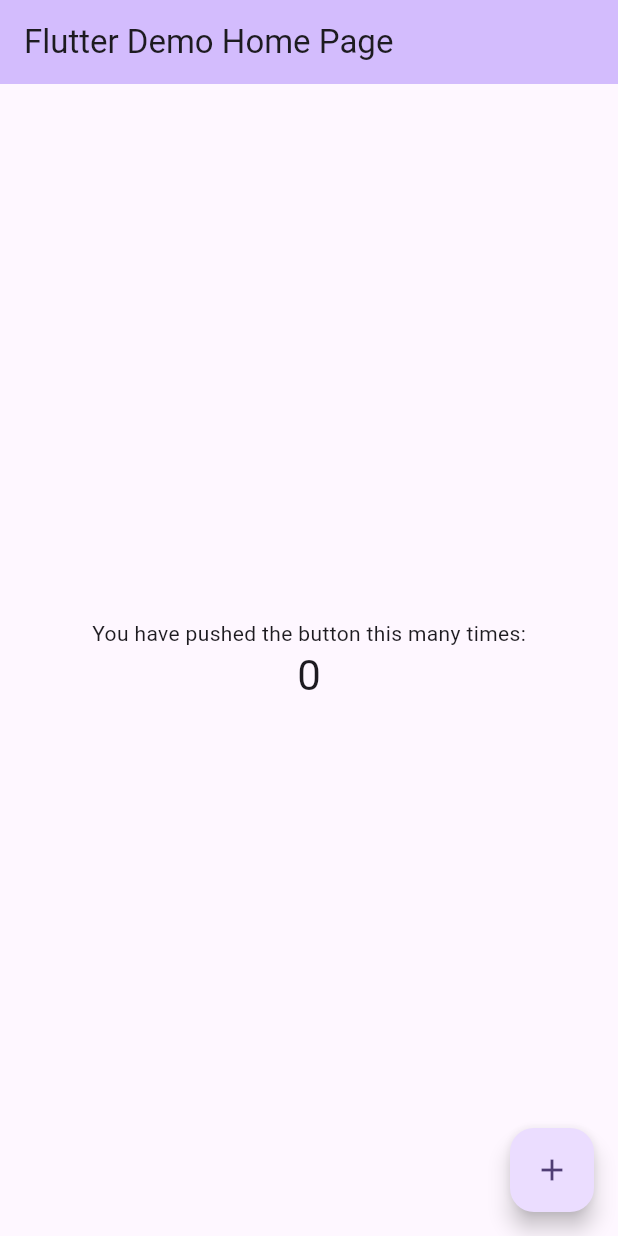
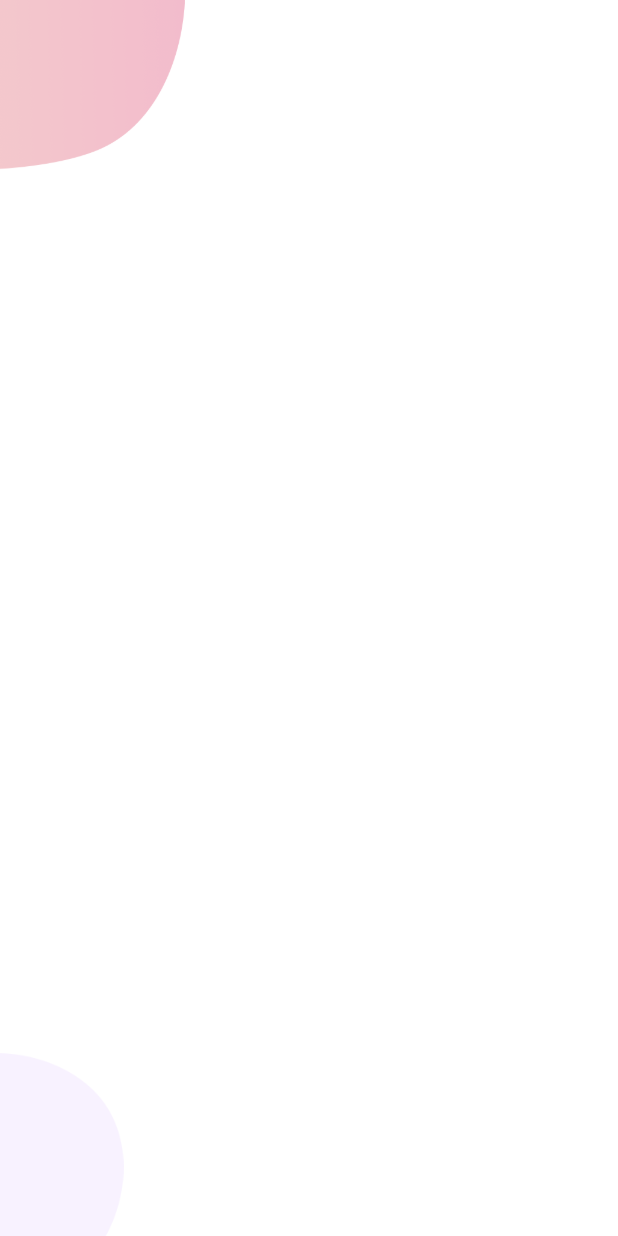
Before and after one commit to DEMONSLAYER81/projet_mobile, a Flutter app: the screen it shows after launch, on a phone screen of 412 x 824 dp. Run offline on Flutter 3.47's test engine with Material 3 defaults, Android fonts, the phone set to English and light mode, and no system bars.

Commit message:
refr
frfrf

```diff
--- /dev/null
+++ b/event_nice/lib/Screens/Welcome/components/body.dart
@@ -0,0 +1,49 @@
+import 'package:flutter/material.dart';
+
+class Body extends StatelessWidget {
+  const Body({super.key});
+
+  @override
+  Widget build(BuildContext context) {
+    Size size = MediaQuery.of(context).size;
+    //this size provide us total height and width of our screen
+    return Background(size: size);
+  }
+}
+
+class Background extends StatelessWidget {
+  const Background({
+    super.key,
+    required this.size,
+  });
+
+  final Size size;
+
+  @override
+  Widget build(BuildContext context) {
+    // ignore: sized_box_for_whitespace
+    return Container(
+      height: size.height,
+      width: double.infinity,
+      child: Stack(
+        alignment: Alignment.center,
+        children: <Widget>[
+          Positioned(
+            top: 0,
+            left: 0,
+            child: Image.asset(
+              'assets/images/signup_top.png',
+              width: size.width * 0.3,
+            ),
+          ),
+          Positioned(
+            bottom: 0,
+            left: 0,
+            child: Image.asset('assets/images/main_bottom.png',
+                width: size.width * 0.2),
+          )
+        ],
+      ),
+    );
+  }
+}
--- /dev/null
+++ b/event_nice/lib/Screens/Welcome/welcome_screen.dart
@@ -0,0 +1,16 @@
+import 'package:event_nice/Screens/Welcome/components/body.dart';
+import 'package:flutter/material.dart';
+
+class WelcomeScreen extends StatelessWidget {
+  const WelcomeScreen({super.key});
+
+  @override
+  Widget build(BuildContext context) {
+
+      return Scaffold(
+      body: Body(
+
+      ),
+    );
+  }
+}
--- /dev/null
+++ b/event_nice/lib/constants.dart
@@ -0,0 +1,4 @@
+import 'package:flutter/material.dart';
+
+const kPrimaryColor = Color(0xFF6F35A5);
+const kPrimaryLightColor = Color(0xFFF1E6FF);
--- a/event_nice/lib/main.dart
+++ b/event_nice/lib/main.dart
@@ -1,3 +1,5 @@
+import 'package:event_nice/Screens/Welcome/welcome_screen.dart';
+import 'package:event_nice/constants.dart';
 import 'package:flutter/material.dart';
 
 void main() {
@@ -11,116 +13,11 @@ class MyApp extends StatelessWidget {
   @override
   Widget build(BuildContext context) {
     return MaterialApp(
-      title: 'Flutter Demo',
       debugShowCheckedModeBanner: false,
+      title: 'Flutter auth',
       theme: ThemeData(
-        // This is the theme of your application.
-        //
-        // TRY THIS: Try running your application with "flutter run". You'll see
-        // the application has a purple toolbar. Then, without quitting the app,
-        // try changing the seedColor in the colorScheme below to Colors.green
-        // and then invoke "hot reload" (save your changes or press the "hot
-        // reload" button in a Flutter-supported IDE, or press "r" if you used
-        // the command line to start the app).
-        //
-        // Notice that the counter didn't reset back to zero; the application
-        // state is not lost during the reload. To reset the state, use hot
-        // restart instead.
-        //
-        // This works for code too, not just values: Most code changes can be
-        // tested with just a hot reload.
-        colorScheme: ColorScheme.fromSeed(seedColor: Colors.deepPurple),
-        useMaterial3: true,
-      ),
-      home: const MyHomePage(title: 'Flutter Demo Home Page'),
+          primaryColor: kPrimaryColor, scaffoldBackgroundColor: Colors.white),
+      home: WelcomeScreen(),
     );
   }
 }
-
-class MyHomePage extends StatefulWidget {
-  const MyHomePage({super.key, required this.title});
-
-  // This widget is the home page of your application. It is stateful, meaning
-  // that it has a State object (defined below) that contains fields that affect
-  // how it looks.
-
-  // This class is the configuration for the state. It holds the values (in this
-  // case the title) provided by the parent (in this case the App widget) and
-  // used by the build method of the State. Fields in a Widget subclass are
-  // always marked "final".
-
-  final String title;
-
-  @override
-  State<MyHomePage> createState() => _MyHomePageState();
-}
-
-class _MyHomePageState extends State<MyHomePage> {
-  int _counter = 0;
-
-  void _incrementCounter() {
-    setState(() {
-      // This call to setState tells the Flutter framework that something has
-      // changed in this State, which causes it to rerun the build method below
-      // so that the display can reflect the updated values. If we changed
-      // _counter without calling setState(), then the build method would not be
-      // called again, and so nothing would appear to happen.
-      _counter++;
-    });
-  }
-
-  @override
-  Widget build(BuildContext context) {
-    // This method is rerun every time setState is called, for instance as done
-    // by the _incrementCounter method above.
-    //
-    // The Flutter framework has been optimized to make rerunning build methods
-    // fast, so that you can just rebuild anything that needs updating rather
-    // than having to individually change instances of widgets.
-    return Scaffold(
-      appBar: AppBar(
-        // TRY THIS: Try changing the color here to a specific color (to
-        // Colors.amber, perhaps?) and trigger a hot reload to see the AppBar
-        // change color while the other colors stay the same.
-        backgroundColor: Theme.of(context).colorScheme.inversePrimary,
-        // Here we take the value from the MyHomePage object that was created by
-        // the App.build method, and use it to set our appbar title.
-        title: Text(widget.title),
-      ),
-      body: Center(
-        // Center is a layout widget. It takes a single child and positions it
-        // in the middle of the parent.
-        child: Column(
-          // Column is also a layout widget. It takes a list of children and
-          // arranges them vertically. By default, it sizes itself to fit its
-          // children horizontally, and tries to be as tall as its parent.
-          //
-          // Column has various properties to control how it sizes itself and
-          // how it positions its children. Here we use mainAxisAlignment to
-          // center the children vertically; the main axis here is the vertical
-          // axis because Columns are vertical (the cross axis would be
-          // horizontal).
-          //
-          // TRY THIS: Invoke "debug painting" (choose the "Toggle Debug Paint"
-          // action in the IDE, or press "p" in the console), to see the
-          // wireframe for each widget.
-          mainAxisAlignment: MainAxisAlignment.center,
-          children: <Widget>[
-            const Text(
-              'You have pushed the button this many times:',
-            ),
-            Text(
-              '$_counter',
-              style: Theme.of(context).textTheme.headlineMedium,
-            ),
-          ],
-        ),
-      ),
-      floatingActionButton: FloatingActionButton(
-        onPressed: _incrementCounter,
-        tooltip: 'Increment',
-        child: const Icon(Icons.add),
-      ), // This trailing comma makes auto-formatting nicer for build methods.
-    );
-  }
-}
```
Also changed, not shown: event_nice/pubspec.yaml (+4 -3 lines), event_nice/pubspec.lock.
